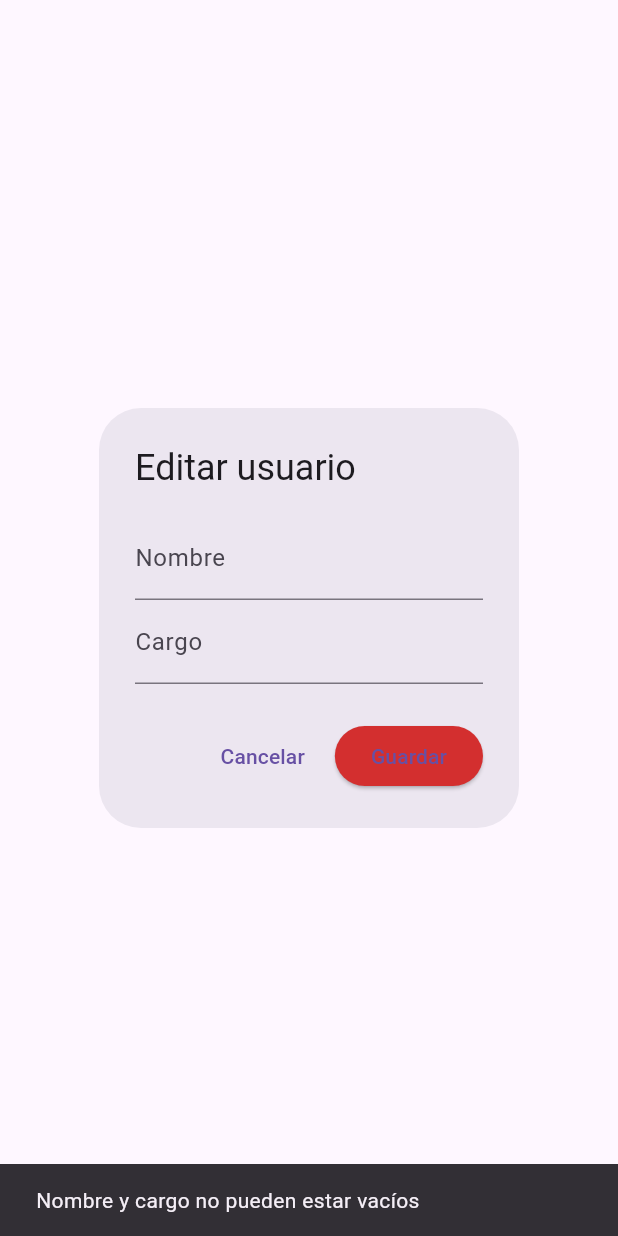
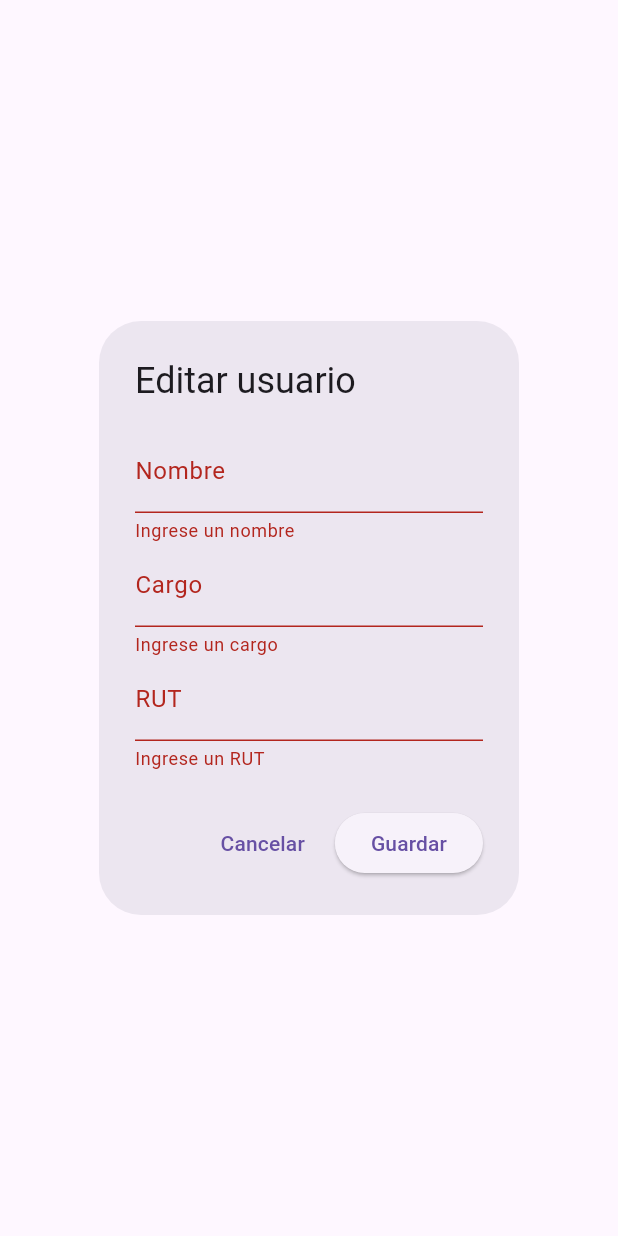
Before and after one commit to blackgoku-97/riesgos, a Flutter app: the UserEditDialog widget shown alone on an empty page, opened directly with empty values, after a tap on "Guardar", on a phone screen of 412 x 824 dp. Run offline on Flutter 3.47's test engine with Material 3 defaults, Android fonts, the phone set to English and light mode, and no system bars; our stand-ins replace cloud_firestore, cloud_functions, firebase_auth, firebase_core, firebase_storage, geolocator and 4 more; missing offline and left inert: excel; accounts and stored records are empty.

Commit message:
mejoras 9

```diff
--- a/lib/features/users/ver_usuarios_screen.dart
+++ b/lib/features/users/ver_usuarios_screen.dart
@@ -81,7 +81,10 @@ class _VerUsuariosScreenState extends State<VerUsuariosScreen> {
       };
     }).toList();
 
-    lista.sort((a, b) => a['nombre'].toString().toLowerCase().compareTo(b['nombre'].toString().toLowerCase()));
+    lista.sort((a, b) => a['nombre']
+        .toString()
+        .toLowerCase()
+        .compareTo(b['nombre'].toString().toLowerCase()));
 
     _usuarios = lista;
     _filtrados = lista;
@@ -99,7 +102,10 @@ class _VerUsuariosScreenState extends State<VerUsuariosScreen> {
           final cargo = (u['cargo'] ?? '').toString().toLowerCase();
           final email = (u['email'] ?? '').toString().toLowerCase();
           final rut = (u['rut'] ?? '').toString().toLowerCase();
-          return nombre.contains(q) || cargo.contains(q) || email.contains(q) || rut.contains(q);
+          return nombre.contains(q) ||
+              cargo.contains(q) ||
+              email.contains(q) ||
+              rut.contains(q);
         }).toList();
       });
     }
@@ -156,6 +162,7 @@ class _VerUsuariosScreenState extends State<VerUsuariosScreen> {
           .update({
         'nombre': resultado['nombre']!,
         'cargo': resultado['cargo']!,
+        'rut': resultado['rut']!,
       });
       _refrescar();
     }
--- a/lib/features/users/widgets/user_edit_dialog.dart
+++ b/lib/features/users/widgets/user_edit_dialog.dart
@@ -1,9 +1,7 @@
 import 'package:flutter/material.dart';
-import '../../../core/theme/app_colors.dart';
 
 class UserEditDialog extends StatefulWidget {
   final Map<String, dynamic> usuario;
-
   const UserEditDialog({super.key, required this.usuario});
 
   @override
@@ -13,30 +11,72 @@ class UserEditDialog extends StatefulWidget {
 class _UserEditDialogState extends State<UserEditDialog> {
   late TextEditingController _nombreCtrl;
   late TextEditingController _cargoCtrl;
+  late TextEditingController _rutCtrl;
+  final _formKey = GlobalKey<FormState>();
 
   @override
   void initState() {
     super.initState();
     _nombreCtrl = TextEditingController(text: widget.usuario['nombre']);
     _cargoCtrl = TextEditingController(text: widget.usuario['cargo']);
+    _rutCtrl = TextEditingController(text: widget.usuario['rut']);
+  }
+
+  @override
+  void dispose() {
+    _nombreCtrl.dispose();
+    _cargoCtrl.dispose();
+    _rutCtrl.dispose();
+    super.dispose();
+  }
+
+  bool _validarRut(String rut) {
+    rut = rut.replaceAll('.', '').replaceAll('-', '').toUpperCase();
+    if (rut.length < 2) return false;
+    final cuerpo = rut.substring(0, rut.length - 1);
+    final dv = rut.substring(rut.length - 1);
+    int suma = 0, multiplo = 2;
+    for (int i = cuerpo.length - 1; i >= 0; i--) {
+      suma += int.parse(cuerpo[i]) * multiplo;
+      multiplo = multiplo == 7 ? 2 : multiplo + 1;
+    }
+    final dvEsperado = 11 - (suma % 11);
+    final dvStr = dvEsperado == 11 ? '0' : dvEsperado == 10 ? 'K' : dvEsperado.toString();
+    return dvStr == dv;
   }
 
   @override
   Widget build(BuildContext context) {
     return AlertDialog(
       title: const Text('Editar usuario'),
-      content: Column(
+      content: Form(
+        key: _formKey,
+        child: SingleChildScrollView(
+          child: Column(
             mainAxisSize: MainAxisSize.min,
             children: [
-          TextField(
+              TextFormField(
                 controller: _nombreCtrl,
                 decoration: const InputDecoration(labelText: 'Nombre'),
+                validator: (v) => v == null || v.trim().isEmpty ? 'Ingrese un nombre' : null,
               ),
-          TextField(
+              TextFormField(
                 controller: _cargoCtrl,
                 decoration: const InputDecoration(labelText: 'Cargo'),
+                validator: (v) => v == null || v.trim().isEmpty ? 'Ingrese un cargo' : null,
+              ),
+              TextFormField(
+                controller: _rutCtrl,
+                decoration: const InputDecoration(labelText: 'RUT'),
+                validator: (v) {
+                  if (v == null || v.trim().isEmpty) return 'Ingrese un RUT';
+                  if (!_validarRut(v.trim())) return 'RUT inválido';
+                  return null;
+                },
               ),
             ],
+          ),
+        ),
       ),
       actions: [
         TextButton(
@@ -45,18 +85,14 @@ class _UserEditDialogState extends State<UserEditDialog> {
         ),
         ElevatedButton(
           onPressed: () {
-            if (_nombreCtrl.text.trim().isEmpty || _cargoCtrl.text.trim().isEmpty) {
-              ScaffoldMessenger.of(context).showSnackBar(
-                const SnackBar(content: Text('Nombre y cargo no pueden estar vacíos')),
-              );
-              return;
-            }
+            if (_formKey.currentState!.validate()) {
               Navigator.pop(context, {
                 'nombre': _nombreCtrl.text.trim(),
                 'cargo': _cargoCtrl.text.trim(),
+                'rut': _rutCtrl.text.trim(),
               });
+            }
           },
-          style: ElevatedButton.styleFrom(backgroundColor: AppColors.rojo),
           child: const Text('Guardar'),
         ),
       ],
```
Also changed, not shown: lib/features/users/widgets/user_list_tile.dart (+10 -23 lines). Lines whose indentation alone changed are shown as unchanged.
